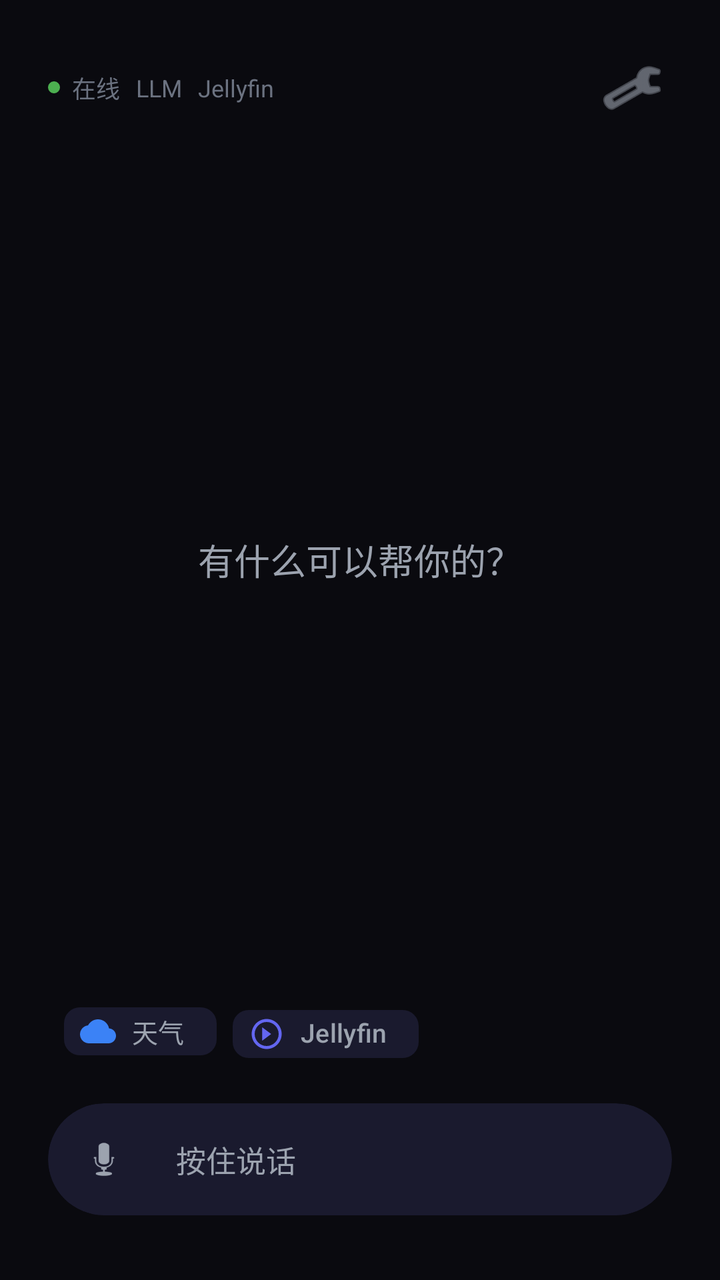
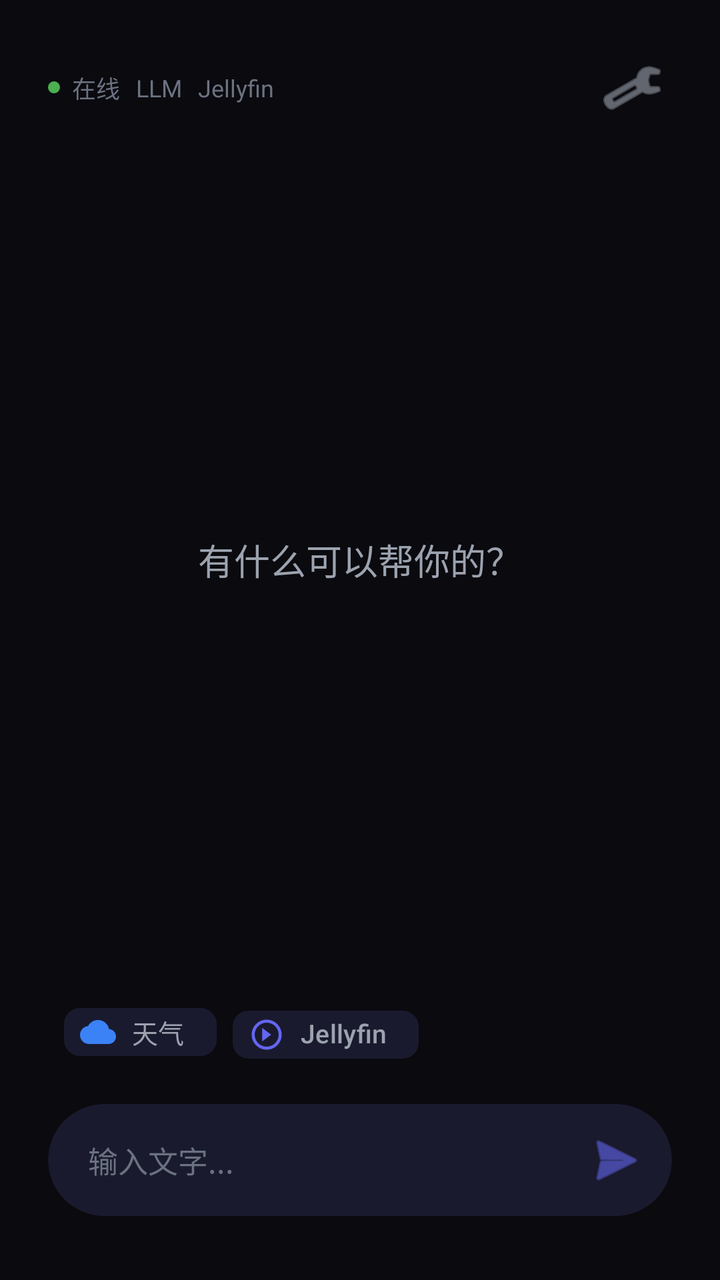

Before-and-after screenshots of an Android layout around one commit, followed by the original layout XML and the change that was made.
<!-- AndroidManifest.xml: application theme Theme.VoiceAssistant -->
<!-- res/layout/activity_main.xml -->
<?xml version="1.0" encoding="utf-8"?>
<FrameLayout
    xmlns:android="http://schemas.android.com/apk/res/android"
    xmlns:app="http://schemas.android.com/apk/res-auto"
    xmlns:tools="http://schemas.android.com/tools"
    android:layout_width="match_parent"
    android:layout_height="match_parent"
    android:background="@color/background"
    android:fitsSystemWindows="true">

    
    <LinearLayout
        android:layout_width="match_parent"
        android:layout_height="match_parent"
        android:orientation="vertical">

        
        <LinearLayout
            android:layout_width="match_parent"
            android:layout_height="wrap_content"
            android:layout_marginTop="24dp"
            android:layout_marginHorizontal="24dp"
            android:orientation="horizontal"
            android:gravity="center_vertical">

            <LinearLayout
                android:layout_width="0dp"
                android:layout_height="wrap_content"
                android:layout_weight="1"
                android:orientation="horizontal"
                android:gravity="center_vertical">

                <View
                    android:id="@+id/statusDot"
                    android:layout_width="6dp"
                    android:layout_height="6dp"
                    android:background="@drawable/circle_status_online" />

                <TextView
                    android:id="@+id/tvStatus"
                    android:layout_width="wrap_content"
                    android:layout_height="wrap_content"
                    android:layout_marginStart="6dp"
                    android:text="@string/status_online"
                    android:textColor="@color/text_tertiary"
                    android:textSize="12sp" />

                <TextView
                    android:id="@+id/tvProvider"
                    android:layout_width="wrap_content"
                    android:layout_height="wrap_content"
                    android:layout_marginStart="8dp"
                    android:text="LLM"
                    android:textColor="@color/text_tertiary"
                    android:textSize="12sp" />

                <View
                    android:layout_width="4dp"
                    android:layout_height="4dp"
                    android:layout_marginHorizontal="6dp"
                    android:background="@drawable/circle_status_online"
                    android:visibility="gone" />

                <TextView
                    android:id="@+id/tvJellyfinStatus"
                    android:layout_width="wrap_content"
                    android:layout_height="wrap_content"
                    android:layout_marginStart="8dp"
                    android:text="Jellyfin"
                    android:textColor="@color/text_tertiary"
                    android:textSize="12sp" />
            </LinearLayout>

            <ImageButton
                android:id="@+id/btnSettings"
                android:layout_width="40dp"
                android:layout_height="40dp"
                android:background="?attr/selectableItemBackgroundBorderless"
                android:src="@android:drawable/ic_menu_manage"
                android:contentDescription="@string/cd_settings"
                app:tint="@color/text_secondary" />
        </LinearLayout>

        
        <FrameLayout
            android:layout_width="match_parent"
            android:layout_height="0dp"
            android:layout_weight="1"
            android:paddingHorizontal="24dp">

            
            <TextView
                android:id="@+id/tvEmptyHint"
                android:layout_width="wrap_content"
                android:layout_height="wrap_content"
                android:layout_gravity="center"
                android:text="有什么可以帮你的？"
                android:textColor="@color/text_secondary"
                android:textSize="18sp"
                android:fontFamily="sans-serif-light" />

            
            <ScrollView
                android:id="@+id/conversationScroll"
                android:layout_width="match_parent"
                android:layout_height="match_parent"
                android:visibility="gone"
                android:scrollbars="none">

                <LinearLayout
                    android:id="@+id/conversationContainer"
                    android:layout_width="match_parent"
                    android:layout_height="wrap_content"
                    android:orientation="vertical"
                    android:paddingVertical="16dp">

                    

                </LinearLayout>
            </ScrollView>

            
            <com.google.android.material.card.MaterialCardView
                android:id="@+id/asrResultCard"
                android:layout_width="match_parent"
                android:layout_height="wrap_content"
                android:layout_gravity="bottom"
                android:layout_marginBottom="16dp"
                android:visibility="gone"
                android:layerType="software"
                app:cardBackgroundColor="@color/surface"
                app:cardCornerRadius="20dp"
                app:cardElevation="0dp"
                app:strokeWidth="0dp">

                <LinearLayout
                    android:layout_width="match_parent"
                    android:layout_height="wrap_content"
                    android:orientation="horizontal"
                    android:gravity="center_vertical"
                    android:padding="16dp">

                    
                    <View
                        android:id="@+id/asrPulseDot"
                        android:layout_width="8dp"
                        android:layout_height="8dp"
                        android:background="@drawable/circle_pulse" />

                    <TextView
                        android:id="@+id/tvAsrResult"
                        android:layout_width="0dp"
                        android:layout_height="wrap_content"
                        android:layout_weight="1"
                        android:layout_marginStart="12dp"
                        android:text=""
                        android:textColor="@color/text_primary"
                        android:textSize="16sp"
                        android:maxLines="3"
                        android:ellipsize="end" />

                </LinearLayout>
            </com.google.android.material.card.MaterialCardView>
        </FrameLayout>

        
        <LinearLayout
            android:layout_width="match_parent"
            android:layout_height="wrap_content"
            android:orientation="vertical"
            android:paddingHorizontal="24dp"
            android:paddingBottom="32dp">

            
            <HorizontalScrollView
                android:layout_width="match_parent"
                android:layout_height="wrap_content"
                android:layout_marginBottom="16dp"
                android:scrollbars="none">

                <LinearLayout
                    android:id="@+id/quickActionsContainer"
                    android:layout_width="wrap_content"
                    android:layout_height="wrap_content"
                    android:orientation="horizontal">

                    <com.google.android.material.chip.Chip
                        android:id="@+id/chipWeather"
                        android:layout_width="wrap_content"
                        android:layout_height="40dp"
                        android:layout_marginStart="8dp"
                        android:text="天气"
                        android:textColor="@color/text_secondary"
                        android:textSize="13sp"
                        app:chipBackgroundColor="@color/surface"
                        app:chipStrokeWidth="0dp"
                        app:chipIcon="@drawable/ic_weather"
                        app:chipIconTint="@color/info"
                        app:chipIconVisible="true" />

                    <com.google.android.material.chip.Chip
                        android:id="@+id/chipJellyfin"
                        android:layout_width="wrap_content"
                        android:layout_height="40dp"
                        android:layout_marginStart="8dp"
                        android:text="Jellyfin"
                        android:textColor="@color/text_secondary"
                        android:textSize="13sp"
                        app:chipBackgroundColor="@color/surface"
                        app:chipStrokeWidth="0dp"
                        app:chipIcon="@drawable/ic_remote_play"
                        app:chipIconTint="@color/primary"
                        app:chipIconVisible="true" />

                </LinearLayout>
            </HorizontalScrollView>

            
            <com.google.android.material.card.MaterialCardView
                android:id="@+id/voiceInputCard"
                android:layout_width="match_parent"
                android:layout_height="56dp"
                android:layerType="software"
                app:cardBackgroundColor="@color/surface"
                app:cardCornerRadius="28dp"
                app:cardElevation="0dp"
                app:strokeWidth="0dp">

                <LinearLayout
                    android:layout_width="match_parent"
                    android:layout_height="match_parent"
                    android:orientation="horizontal"
                    android:gravity="center_vertical">

                    
                    <FrameLayout
                        android:layout_width="48dp"
                        android:layout_height="48dp"
                        android:layout_marginStart="4dp">

                        
                        <ImageView
                            android:id="@+id/icMic"
                            android:layout_width="24dp"
                            android:layout_height="24dp"
                            android:layout_gravity="center"
                            android:src="@android:drawable/ic_btn_speak_now"
                            app:tint="@color/text_secondary" />

                        
                        <LinearLayout
                            android:id="@+id/waveformContainer"
                            android:layout_width="32dp"
                            android:layout_height="24dp"
                            android:layout_gravity="center"
                            android:orientation="horizontal"
                            android:gravity="center"
                            android:visibility="invisible">

                            <View
                                android:id="@+id/waveBar1"
                                android:layout_width="3dp"
                                android:layout_height="8dp"
                                android:background="@color/primary"
                                android:layout_marginHorizontal="1dp" />

                            <View
                                android:id="@+id/waveBar2"
                                android:layout_width="3dp"
                                android:layout_height="16dp"
                                android:background="@color/primary"
                                android:layout_marginHorizontal="1dp" />

                            <View
                                android:id="@+id/waveBar3"
                                android:layout_width="3dp"
                                android:layout_height="12dp"
                                android:background="@color/primary"
                                android:layout_marginHorizontal="1dp" />

                            <View
                                android:id="@+id/waveBar4"
                                android:layout_width="3dp"
                                android:layout_height="20dp"
                                android:background="@color/primary"
                                android:layout_marginHorizontal="1dp" />

                            <View
                                android:id="@+id/waveBar5"
                                android:layout_width="3dp"
                                android:layout_height="10dp"
                                android:background="@color/primary"
                                android:layout_marginHorizontal="1dp" />
                        </LinearLayout>

                        
                        <View
                            android:id="@+id/activeRing"
                            android:layout_width="40dp"
                            android:layout_height="40dp"
                            android:layout_gravity="center"
                            android:background="@drawable/circle_active_ring"
                            android:visibility="invisible" />
                    </FrameLayout>

                    
                    <TextView
                        android:id="@+id/tvInputState"
                        android:layout_width="0dp"
                        android:layout_height="wrap_content"
                        android:layout_weight="1"
                        android:layout_marginHorizontal="12dp"
                        android:text="按住说话"
                        android:textColor="@color/text_secondary"
                        android:textSize="15sp" />

                    
                    <ImageButton
                        android:id="@+id/btnInterrupt"
                        android:layout_width="40dp"
                        android:layout_height="40dp"
                        android:layout_marginEnd="8dp"
                        android:background="?attr/selectableItemBackgroundBorderless"
                        android:src="@android:drawable/ic_media_pause"
                        android:visibility="invisible"
                        android:contentDescription="打断"
                        app:tint="@color/text_secondary" />

                </LinearLayout>
            </com.google.android.material.card.MaterialCardView>

            
            <View
                android:id="@+id/voiceTouchArea"
                android:layout_width="match_parent"
                android:layout_height="56dp"
                android:layout_marginTop="-56dp"
                android:background="@android:color/transparent" />

        </LinearLayout>
    </LinearLayout>
</FrameLayout>
<!-- resources referenced by this layout -->
<resources>
  <color name="background">#FF0A0A0F</color>
  <color name="info">#FF3B82F6</color>
  <color name="primary">#FF6366F1</color>
  <color name="surface">#FF1A1A2E</color>
  <color name="text_primary">#FFFFFFFF</color>
  <color name="text_secondary">#FF9CA3AF</color>
  <color name="text_tertiary">#FF6B7280</color>
  <!-- drawable circle_active_ring (drawable) -->
  <?xml version="1.0" encoding="utf-8"?>
  <shape xmlns:android="http://schemas.android.com/apk/res/android"
      android:shape="ring"
      android:innerRadius="18dp"
      android:thickness="2dp"
      android:useLevel="false">
      <solid android:color="@color/success" />
  </shape>
  <!-- drawable circle_pulse (drawable) -->
  <?xml version="1.0" encoding="utf-8"?>
  <shape xmlns:android="http://schemas.android.com/apk/res/android"
      android:shape="oval">
      <solid android:color="@color/success" />
  </shape>
  <!-- drawable circle_status_online (drawable) -->
  <?xml version="1.0" encoding="utf-8"?>
  <shape xmlns:android="http://schemas.android.com/apk/res/android"
      android:shape="oval">
      <solid android:color="#4CAF50" />
      <size android:width="8dp" android:height="8dp" />
  </shape>
  <!-- drawable ic_remote_play (drawable) -->
  <?xml version="1.0" encoding="utf-8"?>
  <vector xmlns:android="http://schemas.android.com/apk/res/android"
      android:width="24dp"
      android:height="24dp"
      android:viewportWidth="24"
      android:viewportHeight="24">
      
      <path
          android:fillColor="@color/primary"
          android:pathData="M12,2C6.48,2 2,6.48 2,12s4.48,10 10,10 10,-4.48 10,-10S17.52,2 12,2zM12,20c-4.41,0 -8,-3.59 -8,-8s3.59,-8 8,-8 8,3.59 8,8 -3.59,8 -8,8z"/>
      <path
          android:fillColor="@color/primary"
          android:pathData="M15,12l-6,4.5V7.5z"/>
  </vector>
  <!-- drawable ic_weather (drawable) -->
  <?xml version="1.0" encoding="utf-8"?>
  <vector xmlns:android="http://schemas.android.com/apk/res/android"
      android:width="24dp"
      android:height="24dp"
      android:viewportWidth="24"
      android:viewportHeight="24"
      android:tint="?attr/colorControlNormal">
      <path
          android:fillColor="@android:color/white"
          android:pathData="M19.35,10.04C18.67,6.59 15.64,4 12,4 9.11,4 6.6,5.64 5.35,8.04 2.34,8.36 0,10.91 0,14c0,3.31 2.69,6 6,6h13c2.76,0 5,-2.24 5,-5 0,-2.64 -2.05,-4.78 -4.65,-4.96z"/>
  </vector>
  <string name="cd_settings">设置</string>
  <string name="status_online">在线</string>
  <style name="Theme.VoiceAssistant" parent="Theme.Material3.Dark.NoActionBar">
          
          <item name="colorPrimary">@color/primary</item>
          <item name="colorPrimaryVariant">@color/primary_variant</item>
          <item name="colorOnPrimary">@color/on_primary</item>
  
          
          <item name="colorSecondary">@color/secondary</item>
          <item name="colorSecondaryVariant">@color/secondary_variant</item>
          <item name="colorOnSecondary">@color/on_secondary</item>
  
          
          <item name="android:colorBackground">@color/background</item>
          <item name="colorSurface">@color/surface</item>
          <item name="colorSurfaceVariant">@color/surface_elevated</item>
  
          
          <item name="android:statusBarColor">@color/background</item>
          <item name="android:navigationBarColor">@color/background</item>
          <item name="android:windowLightStatusBar">false</item>
  
          
          <item name="android:windowBackground">@color/background</item>
  
          
          <item name="android:textColorPrimary">@color/text_primary</item>
          <item name="android:textColorSecondary">@color/text_secondary</item>
          <item name="android:textColorTertiary">@color/text_tertiary</item>
      </style>
  <color name="success">#FF10B981</color>
  <color name="primary_variant">#FF4F46E5</color>
  <color name="on_primary">#FFFFFFFF</color>
  <color name="secondary">#FF8B5CF6</color>
  <color name="secondary_variant">#FF7C3AED</color>
  <color name="on_secondary">#FFFFFFFF</color>
  <color name="surface_elevated">#FF252542</color>
</resources>

<!-- the commit's change to res/layout/activity_main.xml (unified diff, before → after) -->
@@ -219,7 +219,7 @@
             <com.google.android.material.card.MaterialCardView
                 android:id="@+id/voiceInputCard"
                 android:layout_width="match_parent"
-                android:layout_height="56dp"
+                android:layout_height="wrap_content"
                 android:layerType="software"
                 app:cardBackgroundColor="@color/surface"
                 app:cardCornerRadius="28dp"
@@ -228,114 +228,41 @@
 
                 <LinearLayout
                     android:layout_width="match_parent"
-                    android:layout_height="match_parent"
+                    android:layout_height="wrap_content"
                     android:orientation="horizontal"
-                    android:gravity="center_vertical">
-
-                    
-                    <FrameLayout
-                        android:layout_width="48dp"
-                        android:layout_height="48dp"
-                        android:layout_marginStart="4dp">
-
-                        
-                        <ImageView
-                            android:id="@+id/icMic"
-                            android:layout_width="24dp"
-                            android:layout_height="24dp"
-                            android:layout_gravity="center"
-                            android:src="@android:drawable/ic_btn_speak_now"
-                            app:tint="@color/text_secondary" />
-
-                        
-                        <LinearLayout
-                            android:id="@+id/waveformContainer"
-                            android:layout_width="32dp"
-                            android:layout_height="24dp"
-                            android:layout_gravity="center"
-                            android:orientation="horizontal"
-                            android:gravity="center"
-                            android:visibility="invisible">
-
-                            <View
-                                android:id="@+id/waveBar1"
-                                android:layout_width="3dp"
-                                android:layout_height="8dp"
-                                android:background="@color/primary"
-                                android:layout_marginHorizontal="1dp" />
-
-                            <View
-                                android:id="@+id/waveBar2"
-                                android:layout_width="3dp"
-                                android:layout_height="16dp"
-                                android:background="@color/primary"
-                                android:layout_marginHorizontal="1dp" />
-
-                            <View
-                                android:id="@+id/waveBar3"
-                                android:layout_width="3dp"
-                                android:layout_height="12dp"
-                                android:background="@color/primary"
-                                android:layout_marginHorizontal="1dp" />
-
-                            <View
-                                android:id="@+id/waveBar4"
-                                android:layout_width="3dp"
-                                android:layout_height="20dp"
-                                android:background="@color/primary"
-                                android:layout_marginHorizontal="1dp" />
-
-                            <View
-                                android:id="@+id/waveBar5"
-                                android:layout_width="3dp"
-                                android:layout_height="10dp"
-                                android:background="@color/primary"
-                                android:layout_marginHorizontal="1dp" />
-                        </LinearLayout>
-
-                        
-                        <View
-                            android:id="@+id/activeRing"
-                            android:layout_width="40dp"
-                            android:layout_height="40dp"
-                            android:layout_gravity="center"
-                            android:background="@drawable/circle_active_ring"
-                            android:visibility="invisible" />
-                    </FrameLayout>
-
-                    
-                    <TextView
-                        android:id="@+id/tvInputState"
+                    android:gravity="center_vertical"
+                    android:paddingHorizontal="8dp"
+                    android:paddingVertical="8dp">
+
+                    
+                    <EditText
+                        android:id="@+id/etTextInput"
                         android:layout_width="0dp"
                         android:layout_height="wrap_content"
                         android:layout_weight="1"
-                        android:layout_marginHorizontal="12dp"
-                        android:text="按住说话"
-                        android:textColor="@color/text_secondary"
+                        android:background="@android:color/transparent"
+                        android:hint="输入文字..."
+                        android:imeOptions="actionSend"
+                        android:inputType="text"
+                        android:maxLines="3"
+                        android:paddingHorizontal="12dp"
+                        android:paddingVertical="8dp"
+                        android:textColor="@color/text_primary"
+                        android:textColorHint="@color/text_tertiary"
                         android:textSize="15sp" />
 
                     
                     <ImageButton
-                        android:id="@+id/btnInterrupt"
+                        android:id="@+id/btnSend"
                         android:layout_width="40dp"
                         android:layout_height="40dp"
-                        android:layout_marginEnd="8dp"
                         android:background="?attr/selectableItemBackgroundBorderless"
-                        android:src="@android:drawable/ic_media_pause"
-                        android:visibility="invisible"
-                        android:contentDescription="打断"
-                        app:tint="@color/text_secondary" />
+                        android:contentDescription="发送"
+                        android:src="@android:drawable/ic_menu_send"
+                        app:tint="@color/primary" />
 
                 </LinearLayout>
             </com.google.android.material.card.MaterialCardView>
-
-            
-            <View
-                android:id="@+id/voiceTouchArea"
-                android:layout_width="match_parent"
-                android:layout_height="56dp"
-                android:layout_marginTop="-56dp"
-                android:background="@android:color/transparent" />
 
         </LinearLayout>
     </LinearLayout>
<!-- resource entries referenced after the edit -->
@@ -7,15 +7,6 @@
   <color name="text_primary">#FFFFFFFF</color>
   <color name="text_secondary">#FF9CA3AF</color>
   <color name="text_tertiary">#FF6B7280</color>
-  <!-- drawable circle_active_ring (drawable) -->
-  <?xml version="1.0" encoding="utf-8"?>
-  <shape xmlns:android="http://schemas.android.com/apk/res/android"
-      android:shape="ring"
-      android:innerRadius="18dp"
-      android:thickness="2dp"
-      android:useLevel="false">
-      <solid android:color="@color/success" />
-  </shape>
   <!-- drawable circle_pulse (drawable) -->
   <?xml version="1.0" encoding="utf-8"?>
   <shape xmlns:android="http://schemas.android.com/apk/res/android"
@@ -27,7 +18,7 @@
   <shape xmlns:android="http://schemas.android.com/apk/res/android"
       android:shape="oval">
       <solid android:color="#4CAF50" />
-      <size android:width="8dp" android:height="8dp" />
+      <size android:width="12dp" android:height="12dp" />
   </shape>
   <!-- drawable ic_remote_play (drawable) -->
   <?xml version="1.0" encoding="utf-8"?>
